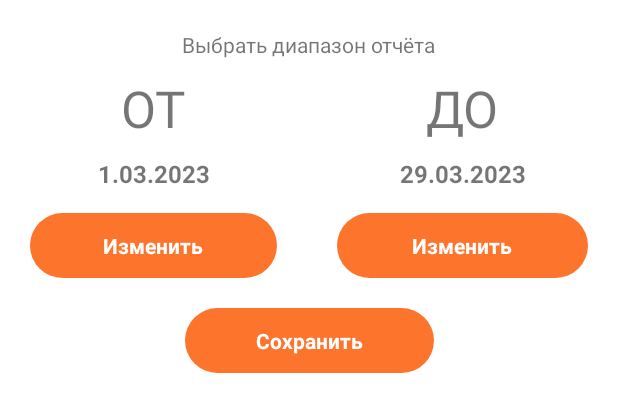
After one commit to artemObrazumov/MoneySaver, an Android app: the layout fragment_analysis_date_peacker.xml on its own in the app's theme, with its tools: preview values and no code run, on a phone screen of 412 x 824 dp. The commit adds this screen. Shown: the top 412 px of the screen. Run offline under Robolectric (Android 15) with nearby library versions, the phone set to English and light mode, and no system bars.

Commit message:
adding data in graphiks

```diff
--- a/app/src/main/java/com/borsch_team/moneysaver/data/dao/TransactionDao.kt
+++ b/app/src/main/java/com/borsch_team/moneysaver/data/dao/TransactionDao.kt
@@ -15,8 +15,14 @@ interface TransactionDao {
     @Query("SELECT * FROM moneyTransaction WHERE isExpenses is 0 AND isPlanned = 0 AND idBill = :bill AND date BETWEEN :startTimeStamp AND :endTimeStamp ORDER BY date")
     suspend fun getIncomeTransactions(bill: Long, startTimeStamp: Long, endTimeStamp: Long): List<TransactionAndCategory>
 
+    @Query("SELECT * FROM moneyTransaction WHERE isExpenses is 0 AND isPlanned = 0 AND date BETWEEN :startTimeStamp AND :endTimeStamp ORDER BY date")
+    suspend fun getAllIncomeTransactions(startTimeStamp: Long, endTimeStamp: Long): List<TransactionAndCategory>
+
     @Query("SELECT * FROM moneyTransaction WHERE isExpenses is 1 AND isPlanned = 0 AND idBill = :bill AND date BETWEEN :startTimeStamp AND :endTimeStamp ORDER BY date")
     suspend fun getExpensesTransactions(bill: Long, startTimeStamp: Long, endTimeStamp: Long): List<TransactionAndCategory>
+
+    @Query("SELECT * FROM moneyTransaction WHERE isExpenses is 1 AND isPlanned = 0 AND date BETWEEN :startTimeStamp AND :endTimeStamp ORDER BY date")
+    suspend fun getAllExpensesTransactions(startTimeStamp: Long, endTimeStamp: Long): List<TransactionAndCategory>
 
     @Query("SELECT * FROM moneyTransaction WHERE transactionId = :id")
     suspend fun getTransaction(id: Long): MoneyTransaction
--- /dev/null
+++ b/app/src/main/res/layout/fragment_analysis_date_peacker.xml
@@ -0,0 +1,110 @@
+<?xml version="1.0" encoding="utf-8"?>
+<androidx.constraintlayout.widget.ConstraintLayout xmlns:android="http://schemas.android.com/apk/res/android"
+    xmlns:app="http://schemas.android.com/apk/res-auto"
+    xmlns:tools="http://schemas.android.com/tools"
+    android:layout_width="match_parent"
+    android:layout_height="match_parent">
+
+    <TextView
+        android:id="@+id/textView11"
+        android:layout_width="wrap_content"
+        android:layout_height="wrap_content"
+        android:layout_marginTop="20dp"
+        android:text="Выбрать диапазон отчёта"
+        app:layout_constraintEnd_toEndOf="parent"
+        app:layout_constraintHorizontal_bias="0.5"
+        app:layout_constraintStart_toStartOf="parent"
+        app:layout_constraintTop_toTopOf="parent" />
+
+    <androidx.constraintlayout.widget.Guideline
+        android:id="@+id/guideline2"
+        android:layout_width="wrap_content"
+        android:layout_height="wrap_content"
+        android:orientation="vertical"
+        app:layout_constraintGuide_begin="205dp" />
+
+    <TextView
+        android:id="@+id/textView12"
+        android:layout_width="wrap_content"
+        android:layout_height="wrap_content"
+        android:layout_marginTop="10dp"
+        android:text="ОТ"
+        android:textSize="34sp"
+        app:layout_constraintEnd_toStartOf="@+id/guideline2"
+        app:layout_constraintStart_toStartOf="parent"
+        app:layout_constraintTop_toBottomOf="@+id/textView11" />
+
+    <TextView
+        android:id="@+id/textView14"
+        android:layout_width="wrap_content"
+        android:layout_height="wrap_content"
+        android:layout_marginTop="10dp"
+        android:text="ДО"
+        android:textSize="34sp"
+        app:layout_constraintEnd_toEndOf="parent"
+        app:layout_constraintStart_toStartOf="@+id/guideline2"
+        app:layout_constraintTop_toBottomOf="@+id/textView11" />
+
+    <TextView
+        android:id="@+id/tv_date_ot"
+        android:layout_width="wrap_content"
+        android:layout_height="wrap_content"
+        android:layout_marginTop="10dp"
+        android:text="1.03.2023"
+        android:textSize="16sp"
+        android:textStyle="bold"
+        app:layout_constraintEnd_toEndOf="@+id/textView12"
+        app:layout_constraintStart_toStartOf="@+id/textView12"
+        app:layout_constraintTop_toBottomOf="@+id/textView12" />
+
+    <TextView
+        android:id="@+id/tv_date_do"
+        android:layout_width="wrap_content"
+        android:layout_height="wrap_content"
+        android:text="29.03.2023"
+        android:textSize="16sp"
+        android:textStyle="bold"
+        app:layout_constraintEnd_toEndOf="@+id/textView14"
+        app:layout_constraintStart_toStartOf="@+id/textView14"
+        app:layout_constraintTop_toTopOf="@+id/tv_date_ot" />
+
+    <TextView
+        android:id="@+id/btn_edit_ot"
+        style="@style/CustomButton"
+        android:layout_width="0dp"
+        android:layout_height="wrap_content"
+        android:layout_marginStart="20dp"
+        android:layout_marginTop="15dp"
+        android:layout_marginEnd="20dp"
+        android:text="Button"
+        app:layout_constraintEnd_toStartOf="@+id/guideline2"
+        app:layout_constraintStart_toStartOf="parent"
+        app:layout_constraintTop_toBottomOf="@+id/tv_date_ot"
+        tools:text="Изменить" />
+
+    <TextView
+        android:id="@+id/btn_edit_do"
+        style="@style/CustomButton"
+        android:layout_width="0dp"
+        android:layout_height="wrap_content"
+        android:layout_marginStart="20dp"
+        android:layout_marginTop="15dp"
+        android:layout_marginEnd="20dp"
+        android:text="Button"
+        app:layout_constraintEnd_toEndOf="parent"
+        app:layout_constraintStart_toStartOf="@+id/guideline2"
+        app:layout_constraintTop_toBottomOf="@+id/tv_date_do"
+        tools:text="Изменить" />
+
+    <TextView
+        android:id="@+id/btn_save"
+        style="@style/CustomButton"
+        android:layout_width="166dp"
+        android:layout_height="wrap_content"
+        android:layout_marginTop="20dp"
+        android:text="Button"
+        app:layout_constraintEnd_toEndOf="parent"
+        app:layout_constraintStart_toStartOf="parent"
+        app:layout_constraintTop_toBottomOf="@+id/btn_edit_ot"
+        tools:text="Сохранить" />
+</androidx.constraintlayout.widget.ConstraintLayout>
--- a/app/src/main/res/layout/fragment_analysis_type.xml
+++ b/app/src/main/res/layout/fragment_analysis_type.xml
@@ -10,6 +10,9 @@
         android:layout_width="250dp"
         android:layout_height="250dp"
         android:layout_marginTop="10dp"
+        app:showPercentage="true"
+        app:showPopup="true"
+        app:popupText="Ziyaret"
         app:layout_constraintEnd_toEndOf="parent"
         app:layout_constraintHorizontal_bias="0.5"
         app:layout_constraintStart_toStartOf="parent"
```
Also changed, not shown: app/src/main/java/com/borsch_team/moneysaver/Constants.kt (+22 -0 lines), app/src/main/java/com/borsch_team/moneysaver/data/api/API.kt (+12 -0 lines), app/src/main/java/com/borsch_team/moneysaver/ui/adapter/AnalysisPagerAdapter.kt (+5 -3 lines), app/src/main/java/com/borsch_team/moneysaver/ui/analysis/AnalysisFragment.kt (+39 -1 lines), app/src/main/java/com/borsch_team/moneysaver/ui/analysis/analysis_date_peacker/AnalysisDatePeackerFragment.kt (added, +90 -0 lines), app/src/main/java/com/borsch_team/moneysaver/ui/analysis/analysis_type/AnalysisTypeFragment.kt (+17 -6 lines), app/src/main/java/com/borsch_team/moneysaver/ui/analysis/analysis_type/AnalysisTypeViewModel.kt (+48 -0 lines), app/src/main/res/values/colors.xml (+18 -0 lines).
